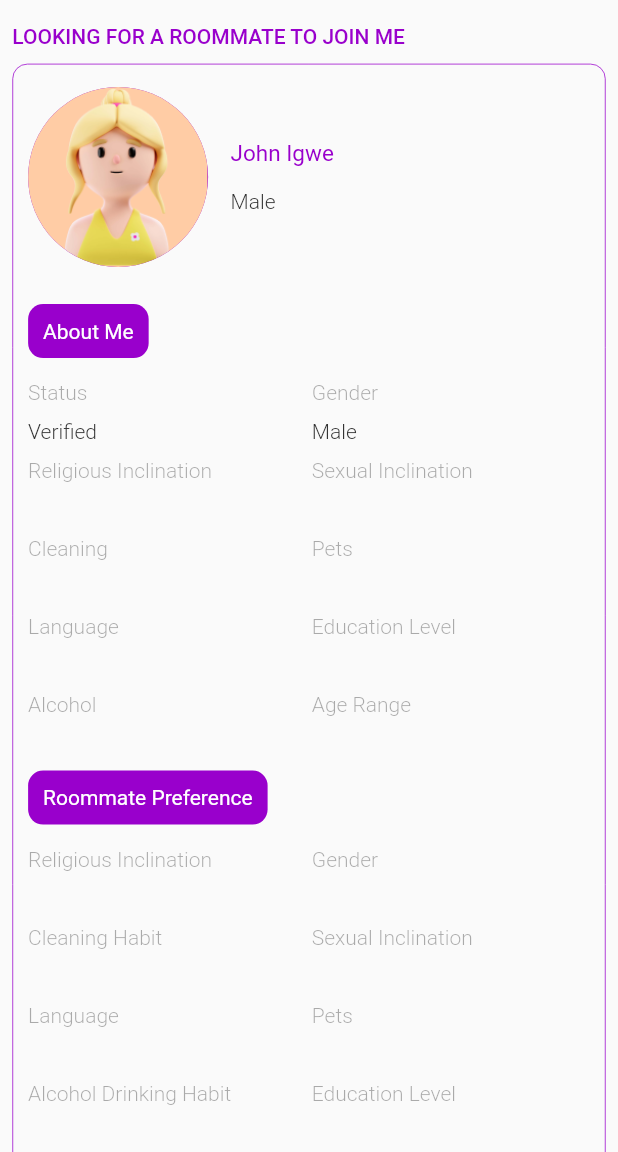
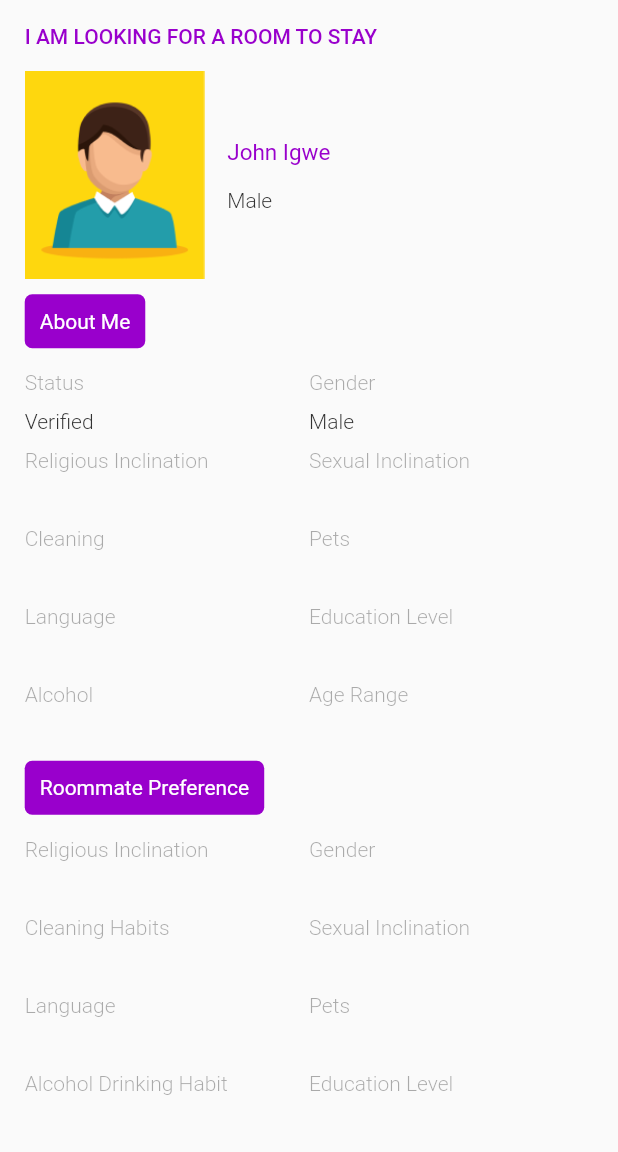
Before and after one commit to Saturn-africa/saTURN-AFRICA, a Flutter app: the SeekerExplorePage screen opened directly, after a tap on "View Details", on a phone screen of 412 x 824 dp, the part 84-1236 px from its top. Run offline on Flutter 3.47's test engine with Material 2 defaults, Android fonts, the phone set to English and light mode, and no system bars; drawn by our look-alikes of auto_size_text; our stand-ins replace carousel_slider, device_info_plus, dropdown_button2, email_validator, flutter_otp_text_field, flutter_secure_storage and 8 more; missing offline and left inert: nigerian_states_and_lga; accounts and stored records are empty; Roboto replaces fonts that are missing (Ubuntu); project files that could hold a hidden picture were left out.

Commit message:
feat/room_seeker; added view details screen;

```diff
--- a/lib/auth/Registration/create_details.dart
+++ b/lib/auth/Registration/create_details.dart
@@ -191,7 +191,7 @@ class _CreateAccountState extends State<CreateAccount> {
                                 confirmPasswordController.text.trim(),
                             email: emailController.text.trim(),
                           );
-                          register.userSignup(userData);
+                          register.userSignup(userData, context);
                         }
                       },
                     ),
--- a/lib/auth/login/login_page.dart
+++ b/lib/auth/login/login_page.dart
@@ -114,7 +114,7 @@ class _LoginPageState extends State<LoginPage> {
                               email: emailController.text.trim(),
                               password: passwordController.text.trim(),
                               passwordConfirm: passwordController.text.trim());
-                          login.userSignIn(userData);
+                          login.userSignIn(userData, context);
                         }
                       },
                       text: login.isClicked
--- a/lib/custom_widgets/view_details_custom.dart
+++ b/lib/custom_widgets/view_details_custom.dart
@@ -16,7 +16,7 @@ class CustomDetailHeader extends StatelessWidget {
         padding: const EdgeInsets.all(10),
         decoration: BoxDecoration(
           color: purple,
-          borderRadius: BorderRadius.circular(10),
+          borderRadius: BorderRadius.circular(5),
         ),
         child: Text(title, style: detailTitleStyle.copyWith(color: white)));
   }
--- a/lib/customer_info/find_roommates/room_owner/explore/view_details/view_detail_card.dart
+++ b/lib/customer_info/find_roommates/room_owner/explore/view_details/view_detail_card.dart
@@ -1,6 +1,5 @@
 import 'package:flutter/material.dart';
 import 'package:saturn/custom_widgets/custom_button.dart';
-import 'package:saturn/custom_widgets/custom_white_button.dart';
 import 'package:saturn/custom_widgets/view_details_custom.dart';
 import 'package:saturn/helper_widgets/colors.dart';
 import 'package:saturn/helper_widgets/text_style.dart';
@@ -13,7 +12,6 @@ class ViewDetailCard extends StatelessWidget {
   @override
   Widget build(BuildContext context) {
     Size size = MediaQuery.of(context).size;
-    print(size.width);
     return SingleChildScrollView(
       child: Padding(
         padding: EdgeInsets.symmetric(
--- a/lib/customer_info/find_roommates/room_seeker/explore/seeker_explore_card.dart
+++ b/lib/customer_info/find_roommates/room_seeker/explore/seeker_explore_card.dart
@@ -3,7 +3,7 @@ import 'package:saturn/custom_widgets/custom_button.dart';
 import 'package:saturn/custom_widgets/custom_container.dart';
 import 'package:saturn/custom_widgets/custom_white_button.dart';
 import 'package:saturn/custom_widgets/view_details_custom.dart';
-import 'package:saturn/customer_info/find_roommates/room_owner/explore/view_details/view_detail.dart';
+import 'package:saturn/customer_info/find_roommates/room_seeker/explore/view_detail/view_detail.dart';
 import 'package:saturn/helper_widgets/colors.dart';
 import 'package:saturn/helper_widgets/text_style.dart';
 import 'package:saturn/models/owner_details.dart';
@@ -206,7 +206,7 @@ class SeekerExploreCards extends StatelessWidget {
                                   MaterialPageRoute(
                                       fullscreenDialog: true,
                                       builder: ((context) =>
-                                          const ViewDetailPage())));
+                                          const ViewDetailSeekerPage())));
                             },
                             child: Text(
                               "View Details",
--- /dev/null
+++ b/lib/customer_info/find_roommates/room_seeker/explore/view_detail/view_detail.dart
@@ -0,0 +1,51 @@
+import 'package:flutter/material.dart';
+import 'package:flutter_svg/flutter_svg.dart';
+import 'package:saturn/customer_info/find_roommates/room_seeker/explore/view_detail/view_detail_card.dart';
+import 'package:saturn/helper_widgets/colors.dart';
+import 'package:saturn/models/owner_details.dart';
+
+class ViewDetailSeekerPage extends StatelessWidget {
+  const ViewDetailSeekerPage({super.key});
+
+  @override
+  Widget build(BuildContext context) {
+    return Scaffold(
+      appBar: AppBar(
+        leading: IconButton(
+            icon: const Icon(
+              Icons.arrow_back,
+              color: deepBlack,
+            ),
+            onPressed: () {
+              Navigator.pop(context, true);
+            }),
+        actions: [
+          Padding(
+            padding: const EdgeInsets.only(right: 20),
+            child: SvgPicture.asset("assets/icons/love.svg"),
+          ),
+        ],
+        backgroundColor: Colors.white,
+        elevation: 0,
+      ),
+      body: ViewDetailSeekerCard(
+        owner: OwnerDetails(
+            status: "Verified",
+            personalInfo: PersonalInfo(username: "John Igwe", gender: "Male"),
+            houseInfo: HouseInfo(
+                location1: "12, Abudu street, abule-oja, yaba, Lagos"),
+            houseAmenities: [
+              "Fan",
+              "A.C",
+              "TV",
+              "Elevator",
+              "Wi-Fi",
+              "Security"
+            ],
+            additionalInfo: "The room is good",
+            roommatePref: RoommatePref(),
+            lifestyleInfo: LifestyleInfo()),
+      ),
+    );
+  }
+}
--- /dev/null
+++ b/lib/customer_info/find_roommates/room_seeker/explore/view_detail/view_detail_card.dart
@@ -0,0 +1,181 @@
+import 'package:flutter/material.dart';
+import 'package:flutter_svg/flutter_svg.dart';
+import 'package:saturn/custom_widgets/custom_button.dart';
+import 'package:saturn/custom_widgets/view_details_custom.dart';
+import 'package:saturn/helper_widgets/colors.dart';
+import 'package:saturn/helper_widgets/text_style.dart';
+import 'package:saturn/models/owner_details.dart';
+
+class ViewDetailSeekerCard extends StatelessWidget {
+  const ViewDetailSeekerCard({super.key, required this.owner});
+  final OwnerDetails owner;
+
+  @override
+  Widget build(BuildContext context) {
+    Size size = MediaQuery.of(context).size;
+    return SingleChildScrollView(
+      child: Padding(
+        padding: EdgeInsets.symmetric(
+            horizontal: size.width * 0.04, vertical: size.height * 0.02),
+        child: Column(crossAxisAlignment: CrossAxisAlignment.start, children: [
+          Text(
+            "I AM LOOKING FOR A ROOM TO STAY",
+            style: ownerCardHeaderStyle,
+          ),
+          const SizedBox(height: 15),
+          Row(
+            children: [
+              Image.asset("assets/images/male.png", width: 120),
+              const SizedBox(width: 15),
+              Column(
+                crossAxisAlignment: CrossAxisAlignment.start,
+                children: [
+                  Text(owner.personalInfo!.username ?? "",
+                      style: dropdownTextStyle.copyWith(color: purple)),
+                  const SizedBox(height: 15),
+                  Text(owner.personalInfo!.gender ?? "",
+                      style: ownerCardTextStyle),
+                ],
+              ),
+            ],
+          ),
+          const SizedBox(height: 10),
+          const CustomDetailHeader(title: "About Me"),
+          const SizedBox(height: 15),
+          Row(
+            mainAxisAlignment: MainAxisAlignment.spaceBetween,
+            crossAxisAlignment: CrossAxisAlignment.start,
+            children: [
+              Column(
+                crossAxisAlignment: CrossAxisAlignment.start,
+                children: [
+                  const ColumnCustomWidget(title: "Status", text: "Verified"),
+                  ColumnCustomWidget(
+                      title: "Religious Inclination",
+                      text: owner.personalInfo!.religiousInclination ?? ""),
+                  ColumnCustomWidget(
+                      title: "Cleaning",
+                      text: owner.lifestyleInfo!.cleaning ?? ""),
+                  ColumnCustomWidget(
+                      title: "Language",
+                      text: owner.personalInfo!.primaryLanguage ?? ""),
+                  ColumnCustomWidget(
+                      title: "Alcohol",
+                      text: owner.lifestyleInfo!.drinkStatus ?? "")
+                ],
+              ),
+              Column(
+                crossAxisAlignment: CrossAxisAlignment.start,
+                children: [
+                  ColumnCustomWidget(
+                      title: "Gender", text: owner.personalInfo!.gender ?? ""),
+                  ColumnCustomWidget(
+                      title: "Sexual Inclination",
+                      text: owner.personalInfo!.sexualInclination ?? ""),
+                  ColumnCustomWidget(
+                      title: "Pets",
+                      text: owner.lifestyleInfo!.petTolerance ?? ""),
+                  ColumnCustomWidget(
+                      title: "Education Level",
+                      text: owner.lifestyleInfo!.educationLevel ?? ""),
+                  ColumnCustomWidget(
+                      title: "Age Range",
+                      text: owner.personalInfo!.ageRange ?? ""),
+                ],
+              )
+            ],
+          ),
+          const CustomDetailHeader(title: "Roommate Preference"),
+          const SizedBox(height: 15),
+          Row(
+            mainAxisAlignment: MainAxisAlignment.spaceBetween,
+            crossAxisAlignment: CrossAxisAlignment.start,
+            children: [
+              Column(
+                crossAxisAlignment: CrossAxisAlignment.start,
+                children: [
+                  ColumnCustomWidget(
+                      title: "Religious Inclination",
+                      text: owner.roommatePref!.religiousInclination ?? ""),
+                  ColumnCustomWidget(
+                      title: "Cleaning Habits",
+                      text: owner.roommatePref!.cleaning ?? ""),
+                  ColumnCustomWidget(
+                      title: "Language",
+                      text: owner.roommatePref!.primaryLanguage ?? ""),
+                  ColumnCustomWidget(
+                      title: "Alcohol Drinking Habit",
+                      text: owner.roommatePref!.drinkStatus ?? "")
+                ],
+              ),
+              Column(
+                crossAxisAlignment: CrossAxisAlignment.start,
+                children: [
+                  ColumnCustomWidget(
+                      title: "Gender", text: owner.roommatePref!.gender ?? ""),
+                  ColumnCustomWidget(
+                      title: "Sexual Inclination",
+                      text: owner.roommatePref!.sexualInclination ?? ""),
+                  ColumnCustomWidget(
+                      title: "Pets",
+                      text: owner.roommatePref!.petTolerance ?? ""),
+                  ColumnCustomWidget(
+                      title: "Education Level",
+                      text: owner.roommatePref!.educationLevel ?? ""),
+                  ColumnCustomWidget(
+                      title: "Age Range",
+                      text: owner.roommatePref!.ageRange ?? "")
+                ],
+              )
+            ],
+          ),
+          const CustomDetailHeader(title: "House Preference"),
+          const SizedBox(height: 15),
+          Row(
+            crossAxisAlignment: CrossAxisAlignment.start,
+            mainAxisAlignment: MainAxisAlignment.spaceBetween,
+            children: [
+              Column(
+                crossAxisAlignment: CrossAxisAlignment.start,
+                children: [
+                  ColumnCustomWidget(
+                      title: "Budget", text: owner.houseInfo!.amount ?? ""),
+                  ColumnCustomWidget(
+                      title: "Location 1",
+                      text: owner.houseInfo!.location1 ?? ""),
+                  ColumnCustomWidget(
+                      title: "Location 2",
+                      text: owner.houseInfo!.location2 ?? ""),
+                  ColumnCustomWidget(
+                      title: "Location",
+                      text: owner.houseInfo!.location3 ?? ""),
+                  ColumnCustomWidget(
+                      title: "Duration For Room Sharing",
+                      text:
+                          "${owner.houseInfo!.minimumDuration ?? 0} to ${owner.houseInfo!.minimumDuration ?? 0}"),
+                ],
+              ),
+              Column(
+                crossAxisAlignment: CrossAxisAlignment.start,
+                children: [
+                  ColumnCustomWidget(
+                      title: "Type of House",
+                      text: owner.houseInfo!.houseType ?? ""),
+                ],
+              )
+            ],
+          ),
+          const CustomDetailHeader(title: "Additional Note"),
+          const SizedBox(height: 15),
+          Text(
+            owner.additionalInfo ?? "",
+            style: ownerCardSubtitleStyle,
+          ),
+          const SizedBox(height: 50),
+          CustomButtonWidget(
+              onPressed: () {}, text: Text("SEND REQUEST", style: buttonStyle))
+        ]),
+      ),
+    );
+  }
+}
--- a/lib/providers/auth/login_provider.dart
+++ b/lib/providers/auth/login_provider.dart
@@ -1,9 +1,9 @@
 import 'package:flutter/foundation.dart';
 import 'package:saturn/models/login_models/sign_in_model.dart';
 import 'package:saturn/models/login_models/sign_in_response.dart';
-import 'package:saturn/services/base_headers.dart';
+import 'package:saturn/service/network/base_header.dart';
+import 'package:saturn/service/network/base_service.dart';
 import 'package:saturn/service/network/base_url.dart';
-import 'package:saturn/services/network_calls.dart';
 
 class LoginProvider extends ChangeNotifier {
   bool _isClicked = false;
@@ -15,20 +15,20 @@ class LoginProvider extends ChangeNotifier {
 
   bool get isClicked => _isClicked;
 
-  userSignIn(SignInModel userdata) async {
+  userSignIn(SignInModel userdata, context) async {
     String endPoint = BaseURL().signIn;
     Map<String, String> header = BaseHeaders().header;
-    var response =
-        await NetworkCalls().postRequest(endPoint, header, userdata.toJson());
+    var response = await NetworkService()
+        .postRequest(endPoint, header, userdata.toJson(), context);
     onClick();
     SignInResponse data = SignInResponse.fromJson(response);
     print(data.data!.user!.email);
   }
 
-  userLogout(auth) async {
+  userLogout(auth, context) async {
     Map<String, String> header = BaseHeaders().authHeader(auth);
     String endPoint = BaseURL().logout;
-    var response = await NetworkCalls().getRequest(endPoint, header);
+    var response = await NetworkService().getRequest(endPoint, header, context);
 
     print(response);
   }
--- a/lib/providers/auth/registration_provider.dart
+++ b/lib/providers/auth/registration_provider.dart
@@ -1,12 +1,13 @@
 import 'package:flutter/material.dart';
 import 'package:saturn/models/registration_models/signup_payload.dart';
-import 'package:saturn/services/base_headers.dart';
+import 'package:saturn/service/network/base_header.dart';
+import 'package:saturn/service/network/base_service.dart';
 import 'package:saturn/service/network/base_url.dart';
-import 'package:saturn/services/network_calls.dart';
 
 class RegistrationProvider extends ChangeNotifier {
   Map<String, String> data = {};
   bool _isClicked = false;
+  NetworkService network = NetworkService();
 
   void onClick() {
     _isClicked = !_isClicked;
@@ -15,11 +16,11 @@ class RegistrationProvider extends ChangeNotifier {
 
   bool get isClicked => _isClicked;
 
-  void userSignup(SignupModel userData) async {
+  void userSignup(SignupModel userData, context) async {
     String endPoint = BaseURL().signUp;
     Map<String, String> header = BaseHeaders().header;
     var response =
-        await NetworkCalls().postRequest(endPoint, header, userData.toJson());
+        await network.postRequest(endPoint, header, userData.toJson(), context);
     onClick();
     print("Output===>> $response");
   }
--- a/lib/services/base_headers.dart
+++ /dev/null
@@ -1,14 +0,0 @@
-class BaseHeaders {
-  final Map<String, String> header = {
-    "accept": "*/*",
-    "Content-Type": "application/JSON"
-  };
-
-  Map<String, String> authHeader(auth) {
-    return {
-      "accept": "*/*",
-      "Content-Type": "application/JSON",
-      "Authorization": "Bearer $auth",
-    };
-  }
-}
--- a/lib/services/network_calls.dart
+++ /dev/null
@@ -1,37 +0,0 @@
-import 'dart:convert';
-import 'dart:io';
-
-import 'package:http/http.dart' as http;
-
-class NetworkCalls {
-  Future getRequest(String url, Map<String, String> header) async {
-    try {
-      http.Response response = await http.get(Uri.parse(url), headers: header);
-      if (response.statusCode == 200) {
-        return jsonDecode(response.body);
-      } else {
-        throw Exception(response.reasonPhrase);
-      }
-    } on SocketException catch (_) {
-      throw Exception("");
-    }
-  }
-
-  Future postRequest(
-      String url, Map<String, String> header, Object body) async {
-    try {
-      http.Response response = await http.post(Uri.parse(url),
-          headers: header, body: jsonEncode(body));
-      print(response.body);
-      if (response.statusCode == 201 || response.statusCode == 200) {
-        return jsonDecode(response.body);
-      } else {
-        throw Exception(response.reasonPhrase);
-      }
-    } on SocketException catch (_) {
-      throw Exception("");
-    } catch (e) {
-      return Error();
-    }
-  }
-}
```
